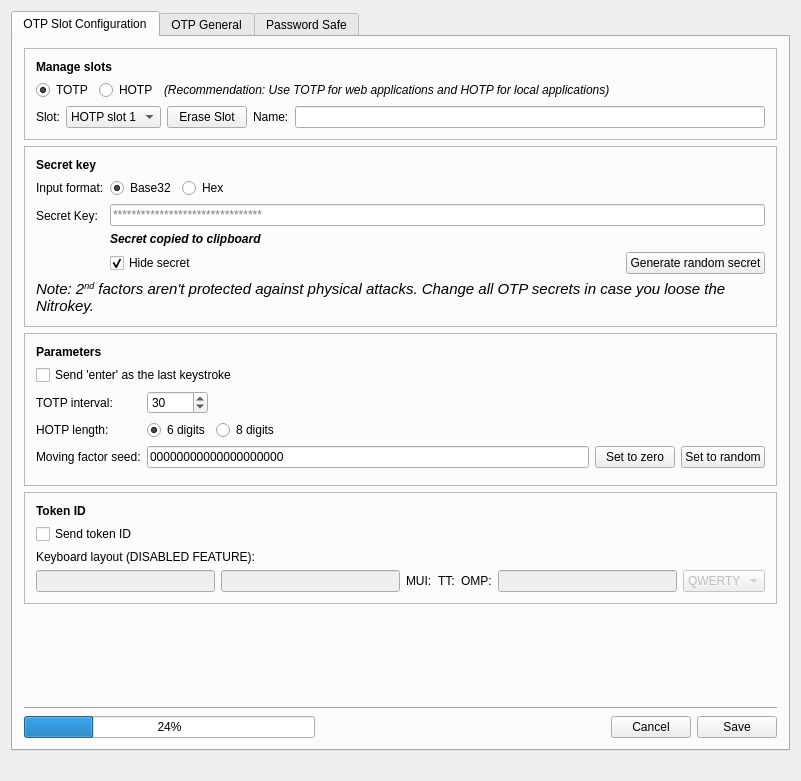
First picture: the form in ui/mainwindow.ui, repository Nitrokey/nitrokey-app, before the edit.
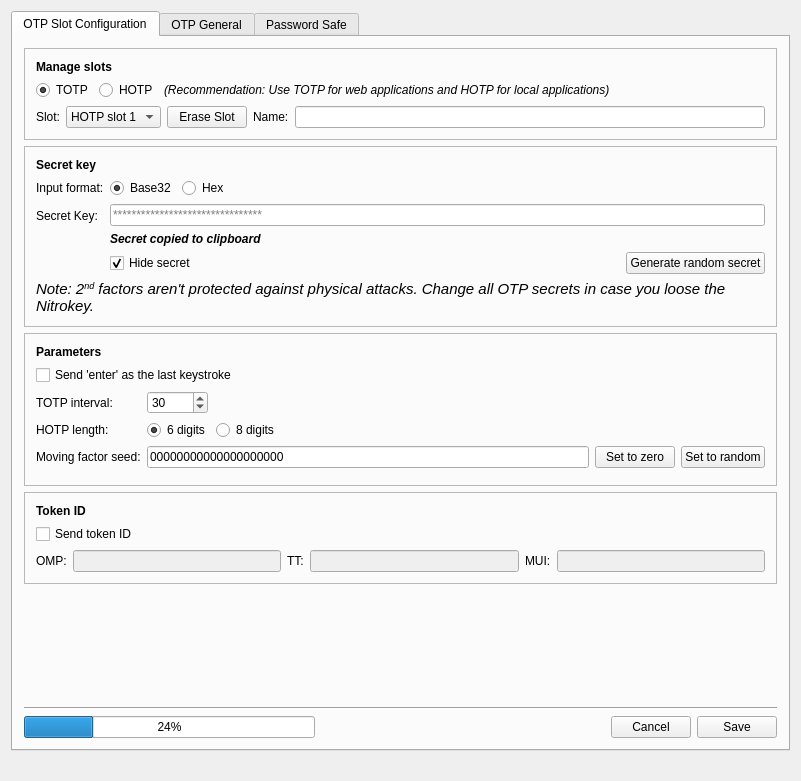
Second picture: the form after the edit. The open tabs and pages were chosen to show the change. Icons and pictures are not drawn.

What changed in the file:
```diff
--- a/ui/mainwindow.ui
+++ b/ui/mainwindow.ui
@@ -621,25 +621,12 @@
                </property>
               </widget>
              </item>
-             <item>
-              <widget class="QLabel" name="label_10">
-               <property name="text">
-                <string>Keyboard layout (DISABLED FEATURE):</string>
-               </property>
-              </widget>
-             </item>
              <item>
               <layout class="QHBoxLayout" name="horizontalLayout_10">
                <item>
-                <widget class="QLineEdit" name="muiEdit">
-                 <property name="enabled">
-                  <bool>false</bool>
-                 </property>
-                 <property name="inputMask">
-                  <string/>
-                 </property>
-                 <property name="maxLength">
-                  <number>8</number>
+                <widget class="QLabel" name="label_7">
+                 <property name="text">
+                  <string>OMP:</string>
                  </property>
                 </widget>
                </item>
@@ -656,13 +643,6 @@
                  </property>
                 </widget>
                </item>
-               <item>
-                <widget class="QLabel" name="label_9">
-                 <property name="text">
-                  <string>MUI:</string>
-                 </property>
-                </widget>
-               </item>
                <item>
                 <widget class="QLabel" name="label_8">
                  <property name="text">
@@ -670,13 +650,6 @@
                  </property>
                 </widget>
                </item>
-               <item>
-                <widget class="QLabel" name="label_7">
-                 <property name="text">
-                  <string>OMP:</string>
-                 </property>
-                </widget>
-               </item>
                <item>
                 <widget class="QLineEdit" name="ttEdit">
                  <property name="enabled">
@@ -691,30 +664,23 @@
                 </widget>
                </item>
                <item>
-                <widget class="QComboBox" name="keyboardComboBox">
+                <widget class="QLabel" name="label_9">
+                 <property name="text">
+                  <string>MUI:</string>
+                 </property>
+                </widget>
+               </item>
+               <item>
+                <widget class="QLineEdit" name="muiEdit">
                  <property name="enabled">
                   <bool>false</bool>
                  </property>
-                 <item>
-                  <property name="text">
-                   <string>QWERTY</string>
-                  </property>
-                 </item>
-                 <item>
-                  <property name="text">
-                   <string>QWERTZ</string>
-                  </property>
-                 </item>
-                 <item>
-                  <property name="text">
-                   <string>AZERTY</string>
-                  </property>
-                 </item>
-                 <item>
-                  <property name="text">
-                   <string>DVORAK</string>
-                  </property>
-                 </item>
+                 <property name="inputMask">
+                  <string/>
+                 </property>
+                 <property name="maxLength">
+                  <number>8</number>
+                 </property>
                 </widget>
                </item>
               </layout>
```
Left out of the diff: 5 changed lines with no effect on the pictures.
